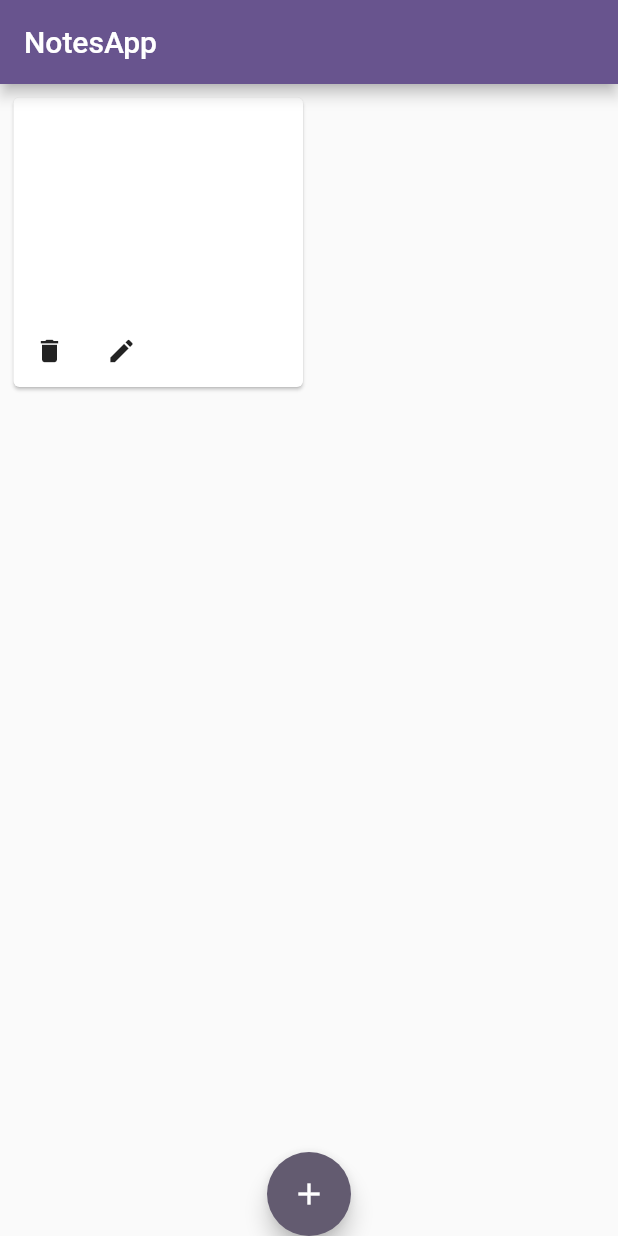
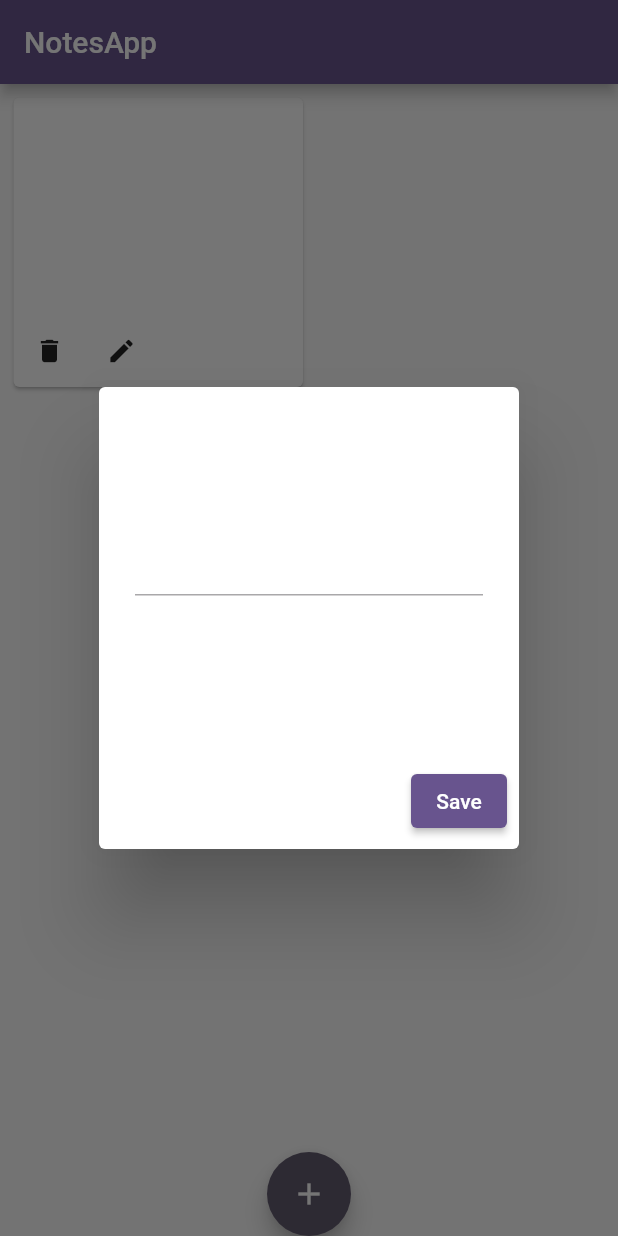
Before and after one commit to zakyraihan/personal-NotesApp, a Flutter app: the screen it shows after launch, after a tap on the "add" icon, after a tap on "save", after a tap on the "edit" icon, on a phone screen of 412 x 824 dp. Run offline on Flutter 3.47's test engine with Material 3 defaults, Android fonts, the phone set to English and light mode, and no system bars; our stand-ins replace sqflite; accounts and stored records are empty.

Commit message:
add edit

```diff
--- a/lib/ui/home.dart
+++ b/lib/ui/home.dart
@@ -28,8 +28,9 @@ class _HomePageState extends State<HomePage> {
     await SqlHelper.deleteNotes(id);
   }
 
-  Future<void> createData(NotesResult data) async {
-    await SqlHelper.createNotes(data);
+  Future<void> createData() async {
+    await SqlHelper.createNotes(
+        NotesResult(description: descriptionController.text));
     descriptionController.clear();
     _getData();
   }
@@ -38,6 +39,50 @@ class _HomePageState extends State<HomePage> {
     await SqlHelper.updateNotes(data, id);
 
     _getData();
+  }
+
+  Future<void> updateNotes(int id) async {
+    Navigator.pop(context);
+    await SqlHelper.updateNotes(
+      NotesResult(description: descriptionController.text),
+      id,
+    );
+    _getData();
+  }
+
+  showBottomUpdate(int? id) {
+    if (id != null) {
+      final existingData = _data.firstWhere((element) => element['id'] == id);
+      descriptionController.text = existingData['description'];
+    }
+
+    AlertDialog alertDialog = AlertDialog(
+      content: SizedBox(
+        height: 200,
+        child: Column(
+          children: [
+            TextField(
+              controller: descriptionController,
+              maxLines: 5,
+            ),
+          ],
+        ),
+      ),
+      actions: [
+        ElevatedButton(
+          onPressed: () async {
+            if (id != null) {
+              await updateNotes(id);
+            }
+            if (id == null) {
+              await createData();
+            }
+          },
+          child: const Text('Save'),
+        ),
+      ],
+    );
+    return showDialog(context: context, builder: (context) => alertDialog);
   }
 
   @override
@@ -64,9 +109,7 @@ class _HomePageState extends State<HomePage> {
             const SizedBox(height: 10),
             ElevatedButton(
               onPressed: () async {
-                await createData(
-                  NotesResult(description: descriptionController.text),
-                );
+                await createData();
                 setState(() {
                   isOpen = false;
                 });
@@ -138,7 +181,9 @@ class _HomePageState extends State<HomePage> {
                       icon: const Icon(Icons.delete, size: 20),
                     ),
                     IconButton(
-                      onPressed: () {},
+                      onPressed: () {
+                        showBottomUpdate(data['id']);
+                      },
                       icon: const Icon(Icons.edit, size: 20),
                     ),
                   ],
```
